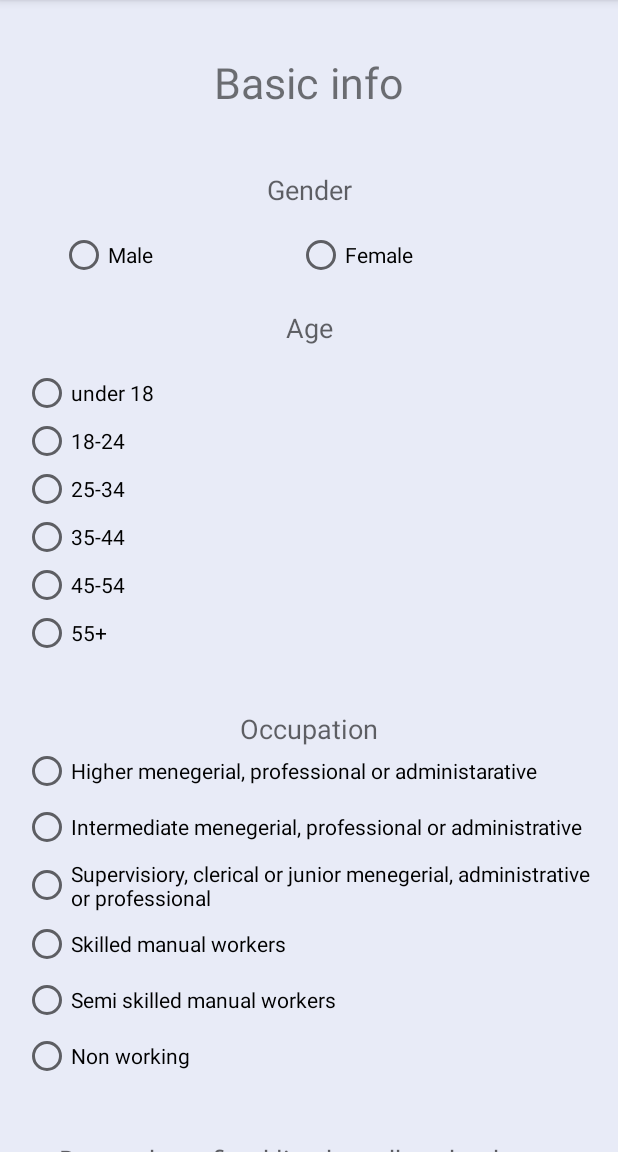
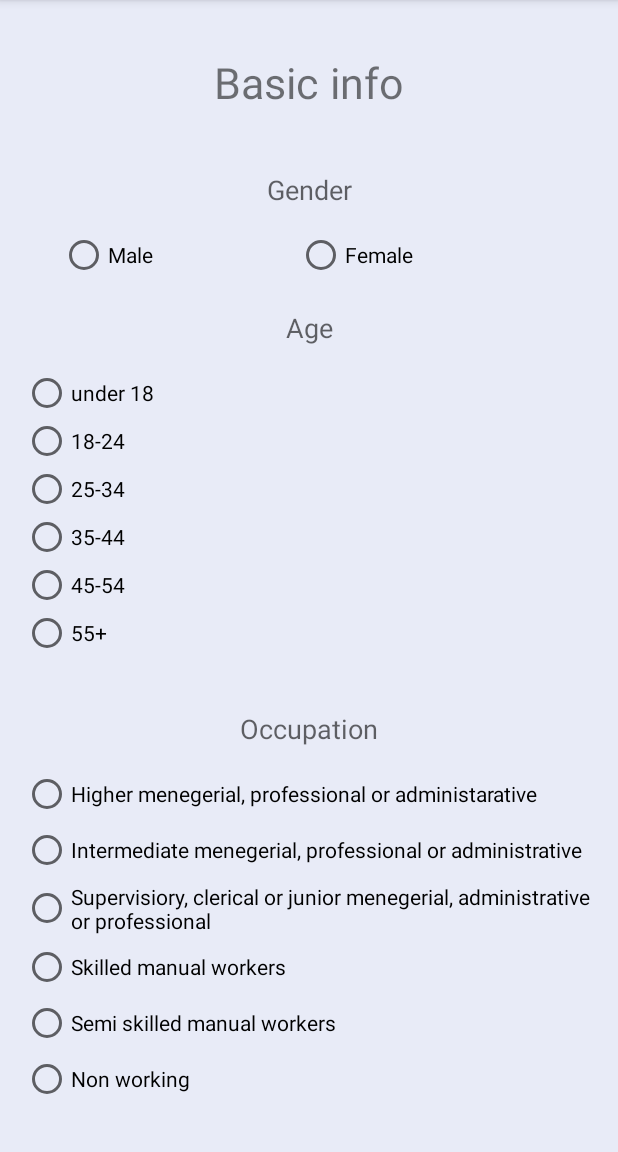
Before and after one commit to fvukojevic/Mobile-Research-Application, an Android app: the screen it shows after launch (MainActivity), on a phone screen of 412 x 824 dp, the part 84-1236 px from its top. Run offline under Robolectric (Android 15) with nearby library versions, the phone set to English and light mode, and no system bars; libraries missing offline, so code that uses them is left out: com.shitij.goyal.

Commit message:
demographic form edited (except age radio buttons) - extra edit1

```diff
--- a/app/src/main/res/layout/activity_main.xml
+++ b/app/src/main/res/layout/activity_main.xml
@@ -167,7 +167,8 @@
             app:layout_constraintStart_toStartOf="@+id/radioGroup"
             app:layout_constraintTop_toBottomOf="@+id/occupation_text"
             android:layout_marginLeft="15dp"
-            android:layout_marginRight="15dp">
+            android:layout_marginRight="15dp"
+            android:layout_marginTop="15dp">
 
 
             <RadioButton
@@ -228,7 +229,7 @@
             android:textAlignment="center"
             android:textAppearance="@style/TextAppearance.AppCompat.Medium"
             app:layout_constraintTop_toBottomOf="@+id/radioGroup3"
-            android:layout_marginTop="35dp" />
+            android:layout_marginTop="35dp"/>
 
         <RadioGroup
             android:id="@+id/radioGroup4"
@@ -238,7 +239,8 @@
             app:layout_constraintBottom_toTopOf="@+id/radioGroup5"
             app:layout_constraintTop_toBottomOf="@+id/text1"
             android:layout_marginLeft="40dp"
-            android:layout_marginRight="40dp">
+            android:layout_marginRight="40dp"
+            android:layout_marginTop="15dp">
 
             <RadioButton
                 android:id="@+id/radioButton41"
```
